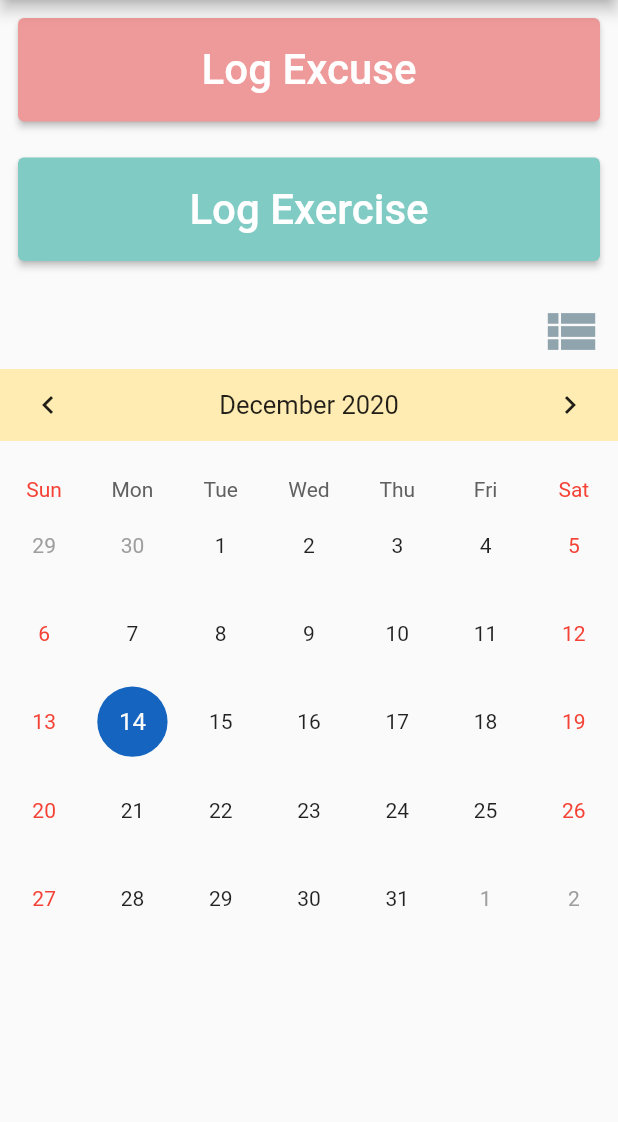
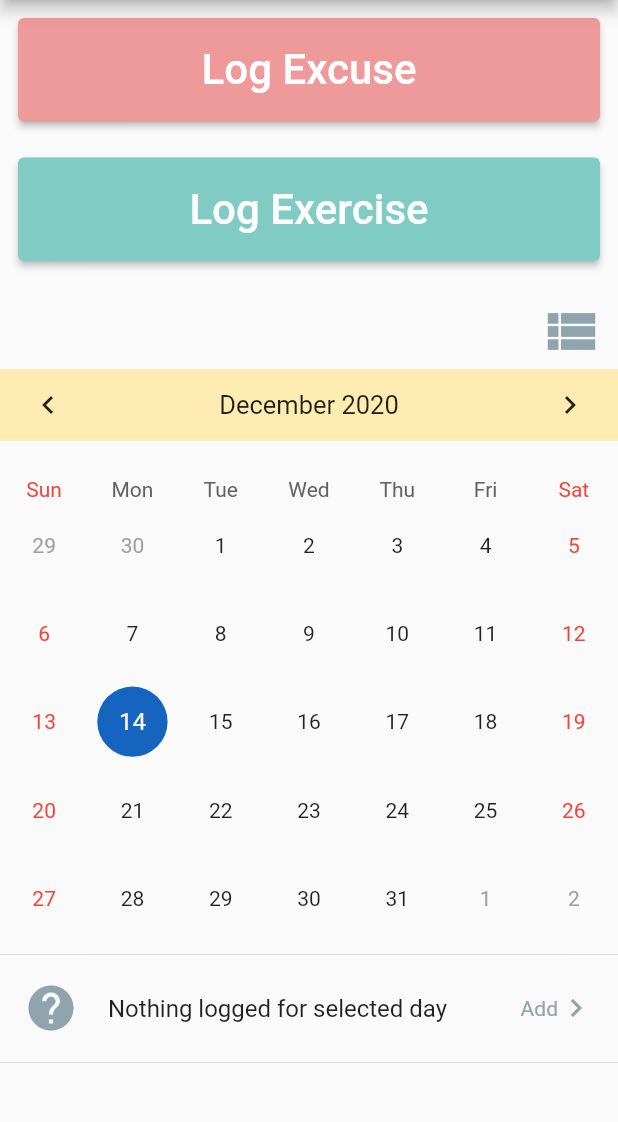
Before and after one commit to unterkoefler/xcuseme-app, a Flutter app: the screen it shows after launch, on a phone screen of 412 x 824 dp, the part 84-1206 px from its top. Run offline on Flutter 3.47's test engine with Material 2 defaults, Android fonts, the phone set to English and light mode, and no system bars; drawn by our look-alikes of table_calendar; our stand-ins replace sqflite; accounts and stored records are empty.

Commit message:
event in calendar view

```diff
--- a/lib/main.dart
+++ b/lib/main.dart
@@ -375,16 +375,15 @@ class EventTile extends StatelessWidget {
     );
   }
 
-
+  @override
   Widget build(BuildContext context) {
     String date = DateFormat.Md().format(dt);
     String title = "${date} - ${event.description}";
     return ListTile(
+      onTap: () => Navigator.pushNamed(context, '/details', arguments: DatedEvent(dt, event)),
       leading: _icon(context),
       title: Text(title, softWrap: false, overflow: TextOverflow.ellipsis,),
-      trailing: InkWell(
-          onTap: () => Navigator.pushNamed(context, '/details', arguments: DatedEvent(dt, event)),
-          child: SizedBox(
+      trailing: SizedBox(
             height: double.infinity,
             child: Row(
               mainAxisSize: MainAxisSize.min,
@@ -394,7 +393,54 @@ class EventTile extends StatelessWidget {
               ],
             )
           ),
-        ),
+    );
+  }
+}
+
+class CreateEventTile extends StatelessWidget {
+  Widget _dialogOption(BuildContext context, EventType type) {
+    String next = PATHS[type];
+    String label = BUTTON_LABELS[type];
+    Color color = TYPE_COLORS[type];
+
+    return SimpleDialogOption(
+      onPressed: () { Navigator.pushReplacementNamed(context, next); },
+      child: Text(label, style: TextStyle(fontSize: 24, color: color)),
+    );
+  }
+
+  Future _showDialog(BuildContext context) async {
+    await showDialog(
+      context: context,
+      builder: (BuildContext context) {
+        return SimpleDialog(
+          children: <Widget>[
+            _dialogOption(context, EventType.EXCUSE),
+            const Divider(),
+            _dialogOption(context, EventType.EXERCISE),
+          ],
+        );
+      },
+    );
+  }
+
+
+  @override
+  Widget build(BuildContext context) {
+    return ListTile(
+      leading: Icon(Icons.help, size: 36.0, color: Colors.blueGrey[300]),
+      title: Text('Nothing logged for selected day'),
+      onTap: () => _showDialog(context),
+      trailing: SizedBox(
+          height: double.infinity,
+          child: Row(
+            mainAxisSize: MainAxisSize.min,
+            children: <Widget>[
+              Text('Add', style: TextStyle(color: Colors.blueGrey[300])),
+              Icon(Icons.navigate_next, size: 24, color: Colors.blueGrey[300]),
+            ],
+          ),
+      ),
     );
   }
 }
@@ -410,8 +456,10 @@ class DatedEvent {
 class XCuseCalendar extends StatelessWidget {
   final Map<DateTime, List<Event>> _events_for_cal = Map();
   CalendarController _calendarController;
+  Model model;
 
   XCuseCalendar(model) {
+    this.model = model;
     this._calendarController = model.calendarController;
     model.events.forEach((dt, event) {
       _events_for_cal[dt] = [event];
@@ -431,8 +479,7 @@ class XCuseCalendar extends StatelessWidget {
     );
   }
 
-  @override
-  Widget build(BuildContext context) {
+  Widget _calendar(BuildContext context) {
     return TableCalendar(
       calendarController: _calendarController,
       endDay: DateTime.now(),
@@ -441,6 +488,7 @@ class XCuseCalendar extends StatelessWidget {
         selectedColor: Colors.blue[800],
         todayColor: Colors.blue[200],
       ),
+      onDaySelected: _onDaySelected,
       availableCalendarFormats: const {
         CalendarFormat.month: '',
       },
@@ -464,6 +512,33 @@ class XCuseCalendar extends StatelessWidget {
       }),
     );
   }
+
+  Widget _eventForSelectedDay(BuildContext context) {
+    Event event = model.eventForSelectedDay;
+    print(event);
+    if (event == null) {
+      return CreateEventTile();
+    } else {
+      return EventTile(model.selectedDay, event);
+    }
+  }
+
+  void _onDaySelected(DateTime day, List events, List holidays) {
+    Event event = events.isEmpty ? null : events[0];
+    model.updateSelectedDay(day, event);
+  }
+
+  @override
+  Widget build(BuildContext context) {
+    return Column(
+      children: <Widget>[
+        _calendar(context),
+        const Divider(),
+        _eventForSelectedDay(context),
+        const Divider()
+      ],
+    );
+  }
 }
 
 class CreatePageContainer extends StatelessWidget {
@@ -474,7 +549,7 @@ class CreatePageContainer extends StatelessWidget {
   @override
   Widget build(BuildContext context) {
     return Consumer<Model>(builder: (context, model, child) {
-      return CreatePage(_eventType, model.calendarController.selectedDay);
+      return CreatePage(_eventType, model.selectedDay);
     });
   }
 }
--- a/lib/model.dart
+++ b/lib/model.dart
@@ -10,6 +10,8 @@ class Model extends ChangeNotifier {
   final CalendarController calendarController = CalendarController();
   bool loadedData = false;
   MainView mainView = MainView.CALENDAR;
+  DateTime selectedDay = DateTime.now();
+  Event eventForSelectedDay = null;
 
   Model(this._events) {
     fetchAndSetData();
@@ -58,6 +60,12 @@ class Model extends ChangeNotifier {
       }
       notifyListeners();
   }
+
+  void updateSelectedDay(DateTime newDay, Event event) {
+    this.selectedDay = newDay;
+    this.eventForSelectedDay = event;
+    notifyListeners();
+  }
 }
 
 enum MainView { CALENDAR, LIST }
```
